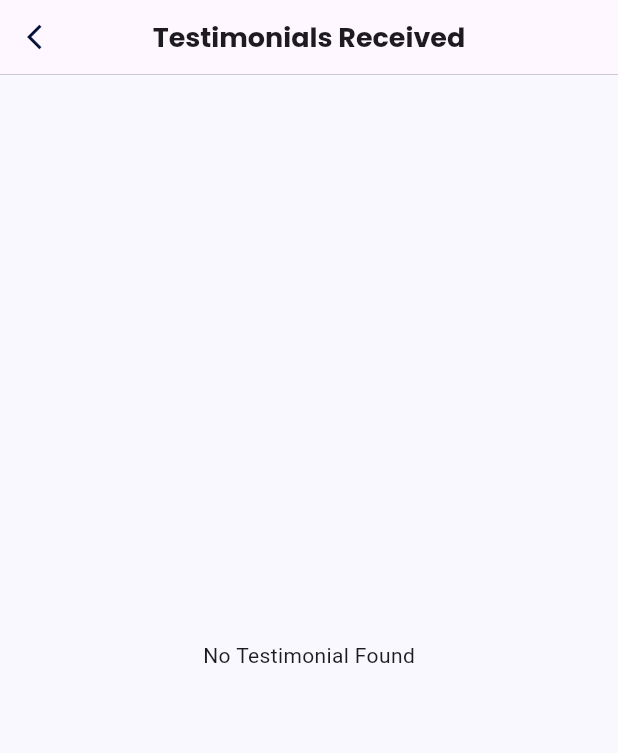
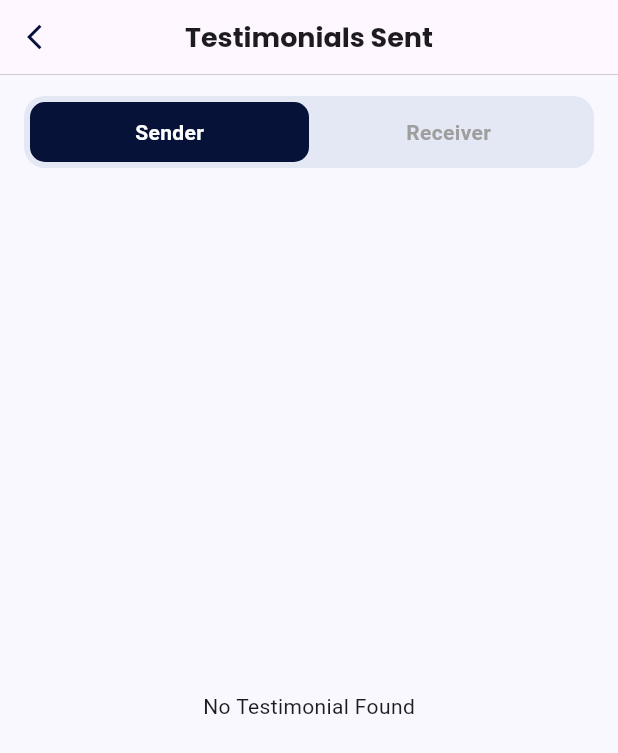
Before and after one commit to Pradipjadav05/dhiyodha_pj, a Flutter app: the TestimonialPage screen opened by its route, on a phone screen of 412 x 824 dp. Shown: the top 753 px of the screen. Run offline on Flutter 3.47's test engine with Material 3 defaults, Android fonts, the phone set to English and light mode, and no system bars; our stand-ins replace cached_network_image, carousel_slider, connectivity_plus, country_code_picker, expandable, flutter_markdown and 6 more; missing offline and left inert: flutter_inappwebview, loadmore, markdown; accounts and stored records are empty; network calls fail.

Commit message:
year of business + testimonial sender & Receiver changes

```diff
--- a/lib/view/pages/testimonial_page.dart
+++ b/lib/view/pages/testimonial_page.dart
@@ -9,13 +9,18 @@ import 'package:dhiyodha/view/widgets/common_snackbar.dart';
 import 'package:dhiyodha/viewModel/testimonial_viewmodel.dart';
 import 'package:flutter/material.dart';
 import 'package:get/get.dart';
-import 'package:loadmore/loadmore.dart';
+
+import '../../viewModel/home_viewmodel.dart';
 
 class TestimonialPage extends StatefulWidget {
   TestimonialPageState createState() => TestimonialPageState();
 }
 
 class TestimonialPageState extends State<TestimonialPage> {
+
+  final RxBool isSenderTab = true.obs;
+
+  late TestimonialViewModel testimonialVM;
   @override
   void initState() {
     super.initState();
@@ -23,22 +28,33 @@ class TestimonialPageState extends State<TestimonialPage> {
   }
 
   Future<void> initData() async {
-    TestimonialViewModel testimonialViewModel =
-        Get.find<TestimonialViewModel>();
-    testimonialViewModel.initData();
-    testimonialViewModel.getMyTestimonial(testimonialViewModel.page.value,
-        testimonialViewModel.size.value, "", "", "");
+    WidgetsBinding.instance.addPostFrameCallback((_) async {
+      testimonialVM = Get.find<TestimonialViewModel>();
+      testimonialVM.initData();
+
+      getTestimonialData();
+    });
   }
 
+  Future<void> getTestimonialData() async {
+    final homeVM = Get.find<HomeViewModel>();
+
+    await homeVM.dashboardData(homeVM.selectedDuration);
+
+    testimonialVM.setDashboardTestimonials(
+        homeVM.lastWeeklyData ?? {});
+  }
   @override
   Widget build(BuildContext context) {
     return SafeArea(
-      child: GetBuilder<TestimonialViewModel>(builder: (testimonialVM) {
+      child: GetBuilder<HomeViewModel>(builder: (homeVM) {
         return Scaffold(
           backgroundColor: ghostWhite,
           appBar: CommonAppBar(
             title: Text(
-              "testimonials_received".tr,
+              isSenderTab.value
+                  ? "Testimonials Sent"
+                  : "Testimonials Received",
               style: fontBold.copyWith(
                   fontSize: fontSize18,
                   color: Theme.of(context).textTheme.bodyLarge!.color),
@@ -47,37 +63,34 @@ class TestimonialPageState extends State<TestimonialPage> {
           body: Column(
             children: [
               Visibility(
-                visible: testimonialVM.isLoading,
+                visible: homeVM.isLoading,
                 child: LinearProgressIndicator(
                   color: midnightBlue,
                   backgroundColor: lavenderMist,
                   borderRadius: BorderRadius.circular(radius20),
                 ),
               ),
-              testimonialVM.myTestimonialList.isEmpty
-                  ? testimonialVM.isLoading
-                      ? Container()
-                      : Expanded(
-                          child: Center(
-                            child: Text("no_test_found".tr),
-                          ),
-                        )
-                  : Expanded(
-                      child: LoadMore(
-                          isFinish: testimonialVM.page.value ==
-                              testimonialVM.totalPages.value,
-                          whenEmptyLoad: true,
-                          delegate: const DefaultLoadMoreDelegate(),
-                          textBuilder: DefaultLoadMoreTextBuilder.english,
-                          child: ListView.builder(
+              _buildTabSwitcher(),
+
+              Expanded(
+                child: Obx(() {
+
+                  final list = isSenderTab.value
+                      ? testimonialVM.testimonialSenderList
+                      : testimonialVM.testimonialReceiverList;
+
+                  if (list.isEmpty) {
+                    return Center(child: Text("no_test_found".tr));
+                  }
+
+                  return ListView.builder(
                     shrinkWrap: true,
+                    itemCount: list.length,
                     itemBuilder: (context, index) {
-                              return _testimonialListItems(
-                                  index, testimonialVM);
+                      return _testimonialListItems(index, list, testimonialVM);
                     },
-                            itemCount: testimonialVM.myTestimonialList.length,
-                          ),
-                          onLoadMore: testimonialVM.loadMore),
+                  );
+                }),
               ),
             ],
           ),
@@ -86,46 +99,90 @@ class TestimonialPageState extends State<TestimonialPage> {
     );
   }
 
-  @override
-  void dispose() {
-    super.dispose();
+  Widget _buildTabSwitcher() {
+    return Container(
+      margin: const EdgeInsets.fromLTRB(16, 14, 16, 6),
+      padding: const EdgeInsets.all(4),
+      decoration: BoxDecoration(
+        color: const Color(0xFFE3E8F4),
+        borderRadius: BorderRadius.circular(14),
+      ),
+      child: Obx(() {
+        return Row(
+          children: [
+            _tabPill(
+              label: "Sender",
+              isActive: isSenderTab.value,
+              onTap: () async {
+                isSenderTab.value = true;
+                await getTestimonialData();
+              },
+            ),
+            _tabPill(
+              label: "Receiver",
+              isActive: !isSenderTab.value,
+              onTap: () async {
+                isSenderTab.value = false;
+                await getTestimonialData();
+              },
+            ),
+          ],
+        );
+      }),
+    );
   }
 
-  Future<void> _refreshUserData(TestimonialViewModel testimonialVM) async {
-    try {
-      testimonialVM.myTestimonialList = [];
-      testimonialVM.page.value = 0;
-      testimonialVM.totalPages.value = 0;
-      await testimonialVM.getMyTestimonial(
-          testimonialVM.page.value, testimonialVM.size.value, "", "", "");
-      setState(() {});
-    } catch (e) {
-      print("Error refreshing user data: $e");
-    }
+  Widget _tabPill({
+    required String label,
+    required bool isActive,
+    required VoidCallback onTap,
+  }) {
+    return Expanded(
+      child: GestureDetector(
+        onTap: onTap,
+        child: Container(
+          padding: const EdgeInsets.symmetric(vertical: 10),
+          decoration: BoxDecoration(
+            color: isActive ? midnightBlue : Colors.transparent,
+            borderRadius: BorderRadius.circular(10),
+          ),
+          child: Center(
+            child: Text(
+              label,
+              style: TextStyle(
+                color: isActive ? Colors.white : Colors.grey,
+                fontWeight: FontWeight.w600,
+              ),
+            ),
+          ),
+        ),
+      ),
+    );
   }
 
-  _testimonialListItems(int index, TestimonialViewModel testimonialVM) {
+  _testimonialListItems(
+      int index,
+      List list,
+      TestimonialViewModel testimonialVM) {
+
+    final data = list[index];
+
     return Padding(
       padding: const EdgeInsets.all(paddingSize5),
       child: ListTile(
         contentPadding: EdgeInsets.all(paddingSize10),
         onTap: () async {
-          Get.toNamed(Routes.getTestimonialDetailsPageRoute(
-                  testimonialVM.myTestimonialList[index]))
+          Get.toNamed(Routes.getTestimonialDetailsPageRoute(data))
               ?.then((result) {
             if (result == true) {
-              _refreshUserData(testimonialVM);
               showSnackBar("testimonials_deleted".tr, isError: false);
             }
           });
         },
-        leading: testimonialVM.myTestimonialList[index].reviewerPofileUrl !=
-                    null &&
-                testimonialVM
-                    .myTestimonialList[index].reviewerPofileUrl!.isNotEmpty
+        leading: data.reviewerPofileUrl != null &&
+            data.reviewerPofileUrl!.isNotEmpty
             ? CachedNetworkImage(
-                imageUrl:
-                    testimonialVM.myTestimonialList[index].reviewerPofileUrl!,
+          imageUrl: data.reviewerPofileUrl!,
           width: 62.0,
           height: 62.0,
           fit: BoxFit.cover,
@@ -150,21 +207,20 @@ class TestimonialPageState extends State<TestimonialPage> {
           fit: BoxFit.cover,
         ),
         title: Column(
-          mainAxisAlignment: MainAxisAlignment.start,
           crossAxisAlignment: CrossAxisAlignment.start,
           children: [
             Text(
-              '${testimonialVM.myTestimonialList[index].reviewerFirstName} ${testimonialVM.myTestimonialList[index].reviewerLastName}',
+              '${data.reviewerFirstName} ${data.reviewerLastName}',
               style:
               fontBold.copyWith(color: midnightBlue, fontSize: fontSize18),
             ),
             Text(
-              '${testimonialVM.myTestimonialList[index].type}',
+              '${data.type}',
               style: fontMedium.copyWith(color: greyText, fontSize: fontSize12),
             ),
             SizedBox(height: paddingSize5),
             Text(
-              '${testimonialVM.myTestimonialList[index].review}',
+              '${data.review}',
               style:
               fontRegular.copyWith(color: greyText, fontSize: fontSize12),
             ),
--- a/lib/viewModel/home_viewmodel.dart
+++ b/lib/viewModel/home_viewmodel.dart
@@ -8,6 +8,7 @@ import 'package:dhiyodha/utils/resource/app_constants.dart';
 import 'package:flutter/cupertino.dart';
 import 'package:get/get.dart';
 
+import '../model/response_model/my_testimonial_response_model.dart';
 import '../model/response_model/referral_response_model.dart';
 
 class HomeViewModel extends GetxController implements GetxService {
@@ -182,6 +183,8 @@ class HomeViewModel extends GetxController implements GetxService {
 
   set reelList(List<String> value) => _reelList = value;
 
+  Map<String, dynamic>? lastWeeklyData;
+
   Future<bool> loadMore() async {
     if (page.value < totalPages.value) {
       page.value += 1;
@@ -299,6 +302,8 @@ class HomeViewModel extends GetxController implements GetxService {
     if (response.statusCode == 200) {
       if (response.body['data']['weekly'] != null) {
         final weekly = response.body['data']['weekly'];
+        lastWeeklyData = weekly;
+
         tyfcbCount = weekly['tyfcbReceived']?['count'] ?? 0;
         referralCount = weekly['referralReceived']?['count'] ?? 0;
         visitorsCount = weekly['visitors']?['count'] ?? 0;
```
Also changed, not shown: lib/view/pages/my_bio_page.dart (+27 -21 lines), lib/viewModel/testimonial_viewmodel.dart (+52 -0 lines). Lines whose indentation alone changed are shown as unchanged.
